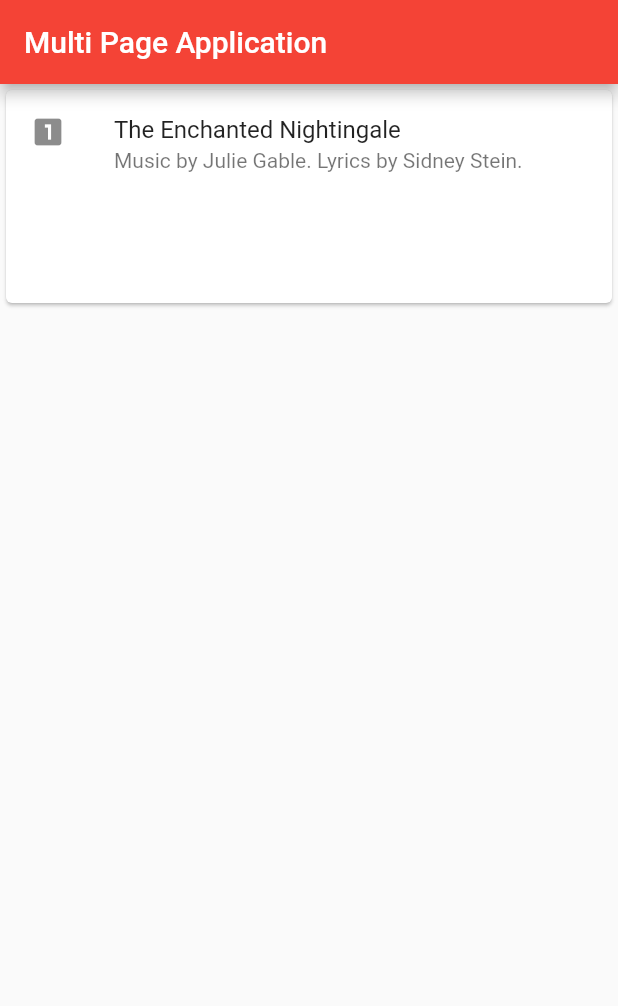
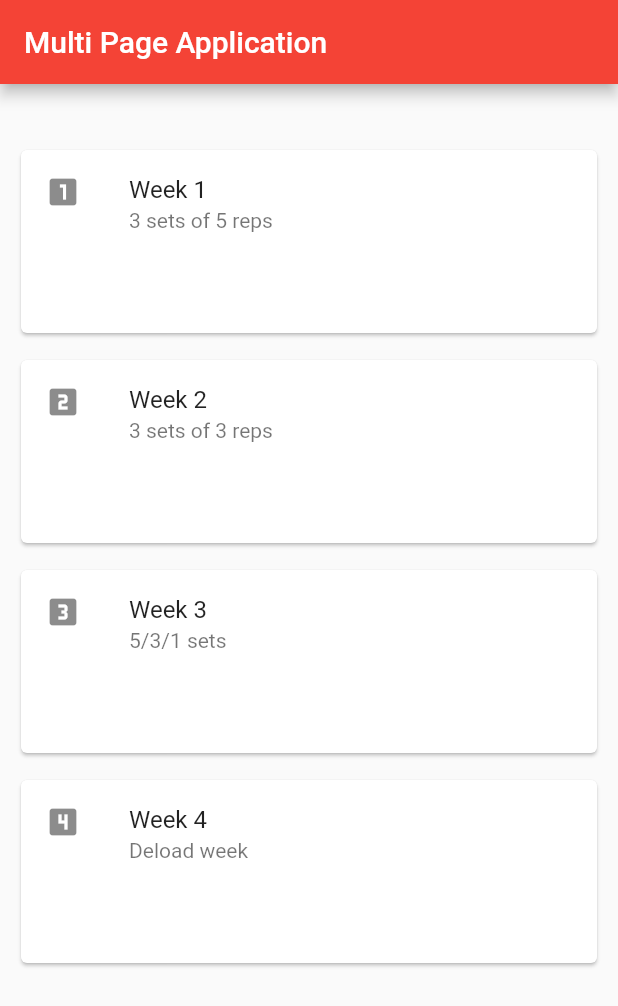
Before and after one commit to justinjk007/fitness_531, a Flutter app: the screen it shows after launch, on a phone screen of 412 x 824 dp. Shown: the top 1006 px of the screen. Run offline on Flutter 3.47's test engine with Material 2 defaults, Android fonts, the phone set to English and light mode, and no system bars.

Commit message:
Got an immutabble page 1 ready

```diff
--- a/lib/main.dart
+++ b/lib/main.dart
@@ -17,9 +17,13 @@ class FirstScreen extends StatelessWidget {
   Widget build(BuildContext ctxt) {
     return new Scaffold(
       appBar: new AppBar(title: new Text("Multi Page Application")),
-      body: SizedBox(
+      body: new Column(
+        children: <Widget>[
+          new Container(
+            margin: new EdgeInsets.only(left: 10.0, right: 10.0, top: 40),
+            child: new SizedBox(
               width: double.infinity,
-        height: 150.0,
+              height: 130.0,
               child: InkWell(
                 onTap: () {},
                 child: Card(
@@ -28,15 +32,83 @@ class FirstScreen extends StatelessWidget {
                     children: <Widget>[
                       const ListTile(
                         leading: Icon(Icons.looks_one),
-                  title: Text('The Enchanted Nightingale'),
-                  subtitle:
-                      Text('Music by Julie Gable. Lyrics by Sidney Stein.'),
+                        title: Text('Week 1'),
+                        subtitle: Text('3 sets of 5 reps'),
                       ),
                     ], // End of list
                   ),
                 ),
               ),
             ),
+          ),
+          new Container(
+            margin: new EdgeInsets.only(left: 10.0, right: 10.0, top: 10),
+            child: new SizedBox(
+              width: double.infinity,
+              height: 130.0,
+              child: InkWell(
+                onTap: () {},
+                child: Card(
+                  child: Column(
+                    mainAxisSize: MainAxisSize.min,
+                    children: <Widget>[
+                      const ListTile(
+                        leading: Icon(Icons.looks_two),
+                        title: Text('Week 2'),
+                        subtitle: Text('3 sets of 3 reps'),
+                      ),
+                    ], // End of list
+                  ),
+                ),
+              ),
+            ),
+          ),
+          new Container(
+            margin: new EdgeInsets.only(left: 10.0, right: 10.0, top: 10),
+            child: new SizedBox(
+              width: double.infinity,
+              height: 130.0,
+              child: InkWell(
+                onTap: () {},
+                child: Card(
+                  child: Column(
+                    mainAxisSize: MainAxisSize.min,
+                    children: <Widget>[
+                      const ListTile(
+                        leading: Icon(Icons.looks_3),
+                        title: Text('Week 3'),
+                        subtitle: Text('5/3/1 sets'),
+                      ),
+                    ], // End of list
+                  ),
+                ),
+              ),
+            ),
+          ),
+          new Container(
+            margin: new EdgeInsets.only(left: 10.0, right: 10.0, top: 10),
+            child: new SizedBox(
+              width: double.infinity,
+              height: 130.0,
+              child: InkWell(
+                onTap: () {},
+                child: Card(
+                  child: Column(
+                    mainAxisSize: MainAxisSize.min,
+                    children: <Widget>[
+                      const ListTile(
+                        leading: Icon(Icons.looks_4),
+                        title: Text('Week 4'),
+                        subtitle: Text('Deload week'),
+                      ),
+                    ], // End of list
+                  ),
+                ),
+              ),
+            ),
+          ),
+        ], // List of cards end here
+      ),
     );
   }
 }
```
Lines whose indentation alone changed are shown as unchanged.
